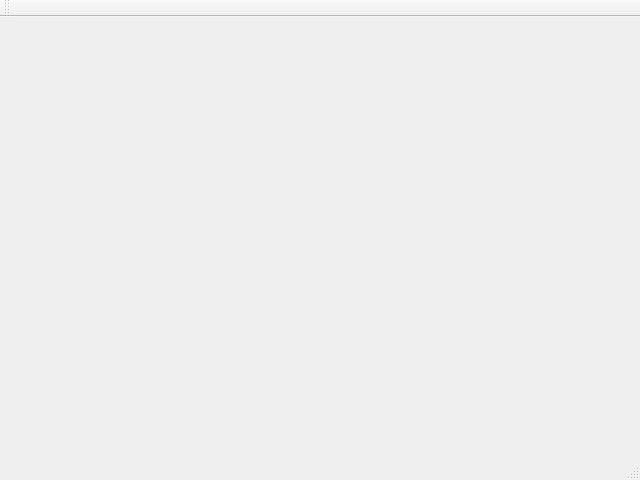
This is InvGUI/mainwindow.ui in scottoberman/CSUFDevs as Qt 5 draws it before an edit. The edited form follows.
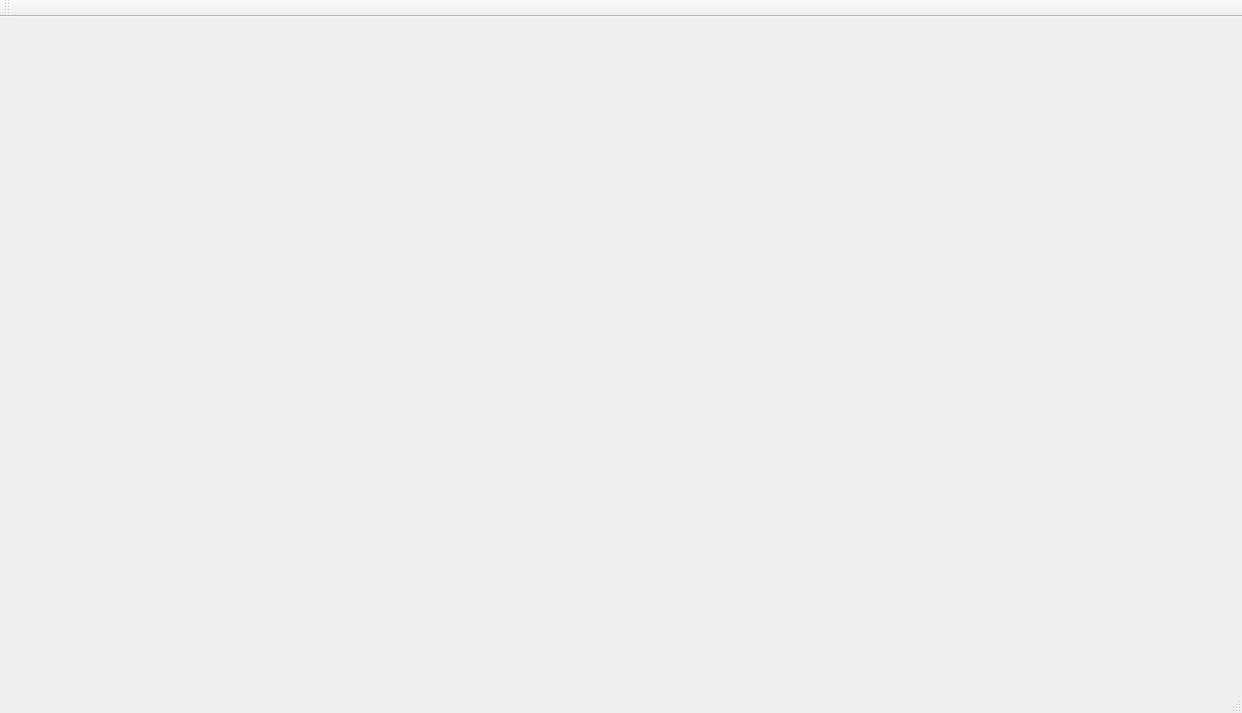
This is the edited form.

```diff
--- a/InvGUI/mainwindow.ui
+++ b/InvGUI/mainwindow.ui
@@ -6,8 +6,8 @@
    <rect>
     <x>0</x>
     <y>0</y>
-    <width>640</width>
-    <height>480</height>
+    <width>1242</width>
+    <height>713</height>
    </rect>
   </property>
   <property name="windowTitle">
@@ -19,8 +19,8 @@
      <rect>
       <x>10</x>
       <y>10</y>
-      <width>621</width>
-      <height>411</height>
+      <width>1211</width>
+      <height>641</height>
      </rect>
     </property>
     <layout class="QHBoxLayout" name="horizontalLayout"/>
```
Left out of the diff: 2 changed lines with no effect on the pictures.
